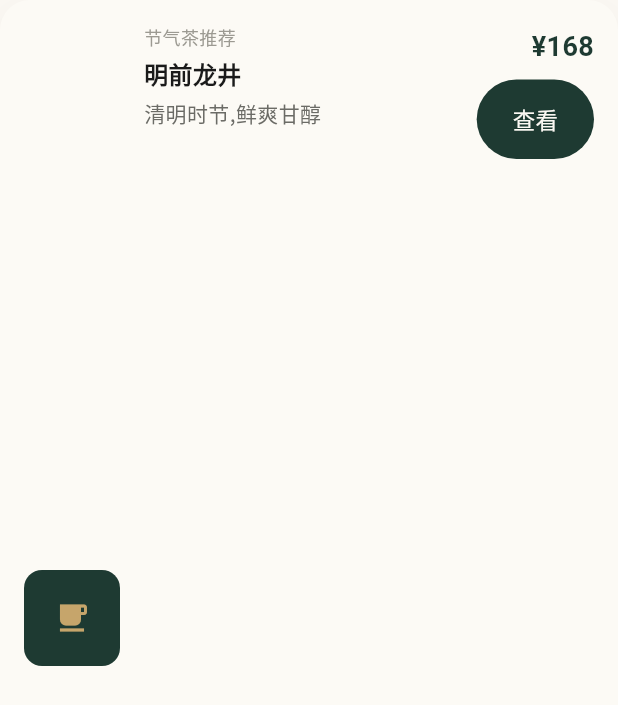
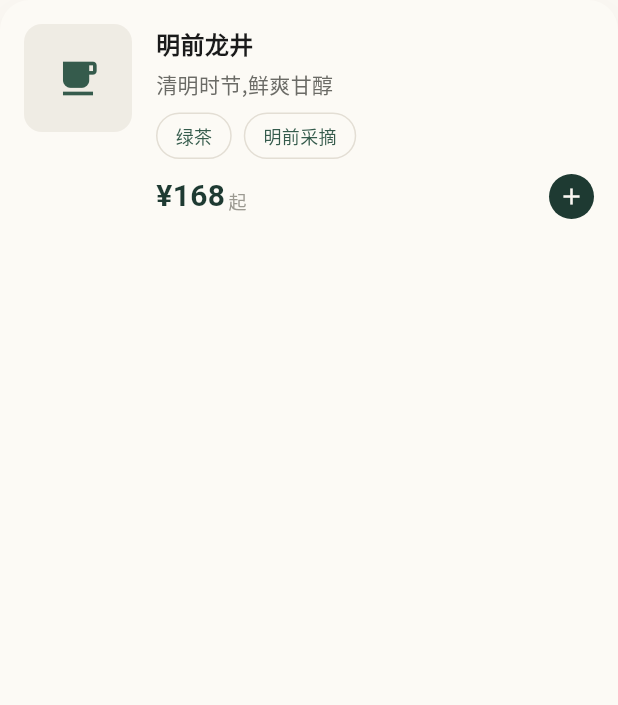
Before and after one commit to vam12375/liji-tea-flutter, a Flutter app: the _Recommend widget shown alone on an empty page, opened directly with sample values from the repository, on a phone screen of 412 x 824 dp. Shown: the top 705 px of the screen. Run offline on Flutter 3.47's test engine with Material 3 defaults, Android fonts, the phone set to English and light mode, and no system bars; our stand-ins replace google_fonts; Roboto replaces fonts that are missing (Noto Serif Sc).

Commit message:
feat: 节气页默认茶推荐栏(推荐+茶食+养生);券卡式推荐卡(标签+¥起+加购)
Co-Authored-By: qing meng <2898191344@qq.com>

```diff
--- a/lib/screens/solar_term_screen.dart
+++ b/lib/screens/solar_term_screen.dart
@@ -5,7 +5,6 @@ import '../models/content_models.dart';
 import '../theme/app_colors.dart';
 import '../theme/app_spacing.dart';
 import '../theme/app_typography.dart';
-import '../widgets/primary_button.dart';
 import '../widgets/soft_card.dart';
 
 /// 节气 — solar-term editorial pages (清明 / 谷雨 / 白露 / 冬至)
@@ -21,7 +20,7 @@ class SolarTermScreen extends StatefulWidget {
 
 class _SolarTermScreenState extends State<SolarTermScreen> {
   late int _index = widget.initialIndex;
-  int _tab = 0;
+  int _tab = 1;
 
   static const _images = [
     'assets/images/season_qingming.png',
@@ -179,21 +178,8 @@ class _SolarTermScreenState extends State<SolarTermScreen> {
         Text('节气茶推荐', style: AppTypography.sans(size: 15, weight: FontWeight.w600)),
         const SizedBox(height: AppSpacing.sm),
         _Recommend(term: term),
-        const SizedBox(height: AppSpacing.md),
-        SoftCard(
-          child: Row(
-            crossAxisAlignment: CrossAxisAlignment.start,
-            children: [
-              const Icon(Icons.tips_and_updates_outlined, color: AppColors.gold, size: 20),
-              const SizedBox(width: AppSpacing.sm),
-              Expanded(
-                child: Text('应季而饮,顺时养生。${term.recommendName}的茶性与${term.name}时令相合,'
-                    '入口${term.recommendDesc}。',
-                    style: AppTypography.sans(size: 13, height: 1.8, color: AppColors.textSecondary)),
-              ),
-            ],
-          ),
-        ),
+        const SizedBox(height: AppSpacing.lg),
+        _food(term),
       ],
     );
   }
@@ -390,37 +376,56 @@ class _Recommend extends StatelessWidget {
   Widget build(BuildContext context) {
     return SoftCard(
       child: Row(
+        crossAxisAlignment: CrossAxisAlignment.start,
         children: [
           Container(
-            width: 64,
-            height: 64,
+            width: 72,
+            height: 72,
             decoration: BoxDecoration(
-              color: AppColors.inkGreen,
+              color: AppColors.ricePaperGray.withValues(alpha: 0.6),
               borderRadius: BorderRadius.circular(AppRadius.image),
             ),
-            child: const Icon(Icons.local_cafe, color: AppColors.gold),
+            child: const Icon(Icons.local_cafe, color: AppColors.pineGreen, size: 30),
           ),
           const SizedBox(width: AppSpacing.md),
           Expanded(
             child: Column(
               crossAxisAlignment: CrossAxisAlignment.start,
               children: [
-                Text('节气茶推荐', style: AppTypography.caption),
-                const SizedBox(height: 2),
                 Text(term.recommendName, style: AppTypography.sans(size: 16, weight: FontWeight.w600)),
-                const SizedBox(height: 2),
+                const SizedBox(height: 3),
                 Text(term.recommendDesc, style: AppTypography.body),
+                const SizedBox(height: AppSpacing.xs),
+                Wrap(
+                  spacing: AppSpacing.xs,
+                  children: [for (final t in term.recommendTags) _Tag(t)],
+                ),
+                const SizedBox(height: AppSpacing.xs),
+                Row(
+                  crossAxisAlignment: CrossAxisAlignment.end,
+                  children: [
+                    Text('¥${term.recommendPrice}',
+                        style: AppTypography.serif(
+                            size: 20, weight: FontWeight.w700, color: AppColors.inkGreen)),
+                    const SizedBox(width: 2),
+                    Padding(
+                      padding: const EdgeInsets.only(bottom: 3),
+                      child: Text('起', style: AppTypography.caption),
+                    ),
+                    const Spacer(),
+                    Container(
+                      width: 30,
+                      height: 30,
+                      decoration: const BoxDecoration(
+                        color: AppColors.inkGreen,
+                        shape: BoxShape.circle,
+                      ),
+                      child: const Icon(Icons.add, color: AppColors.riceWhite, size: 18),
+                    ),
+                  ],
+                ),
               ],
             ),
-          ),
-          Column(
-            crossAxisAlignment: CrossAxisAlignment.end,
-            children: [
-              Text('¥${term.recommendPrice}',
-                  style: AppTypography.serif(size: 18, weight: FontWeight.w700, color: AppColors.inkGreen)),
-              const SizedBox(height: AppSpacing.xs),
-              PrimaryButton(label: '查看', onPressed: () {}),
-            ],
           ),
         ],
       ),
```
